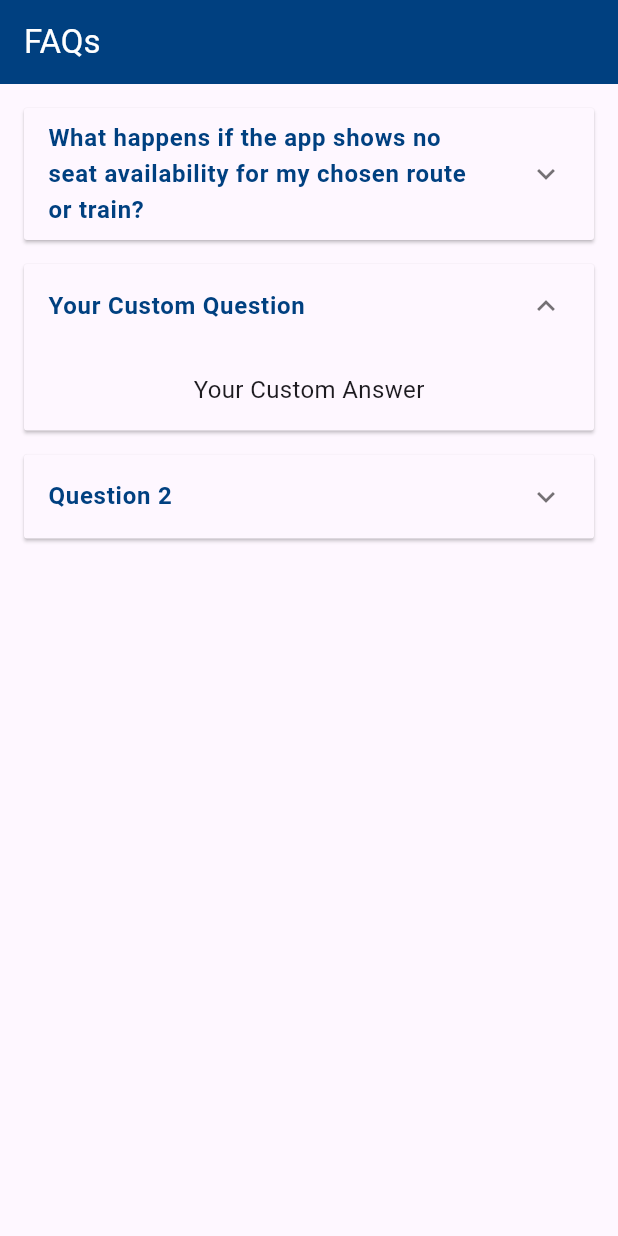
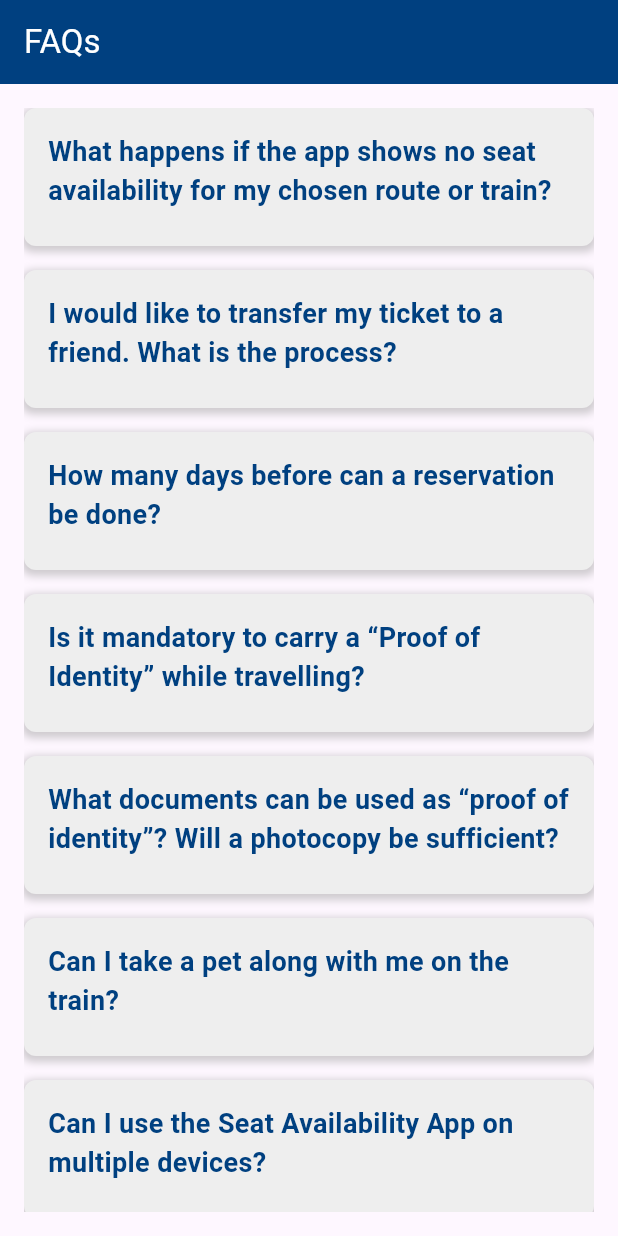
Before and after one commit to P-a-v-a-n-1/railmitra, a Flutter app: the FAQsPage screen opened directly, on a phone screen of 412 x 824 dp. Run offline on Flutter 3.47's test engine with Material 3 defaults, Android fonts, the light colour scheme and no system bars; our stand-ins replace cloud_firestore, firebase_auth, firebase_core; accounts and stored records are empty.

Commit message:
added the faqs
added the faqs properlh

```diff
--- a/lib/FAQsPage.dart
+++ b/lib/FAQsPage.dart
@@ -17,37 +17,55 @@ class _FAQsPageState extends State<FAQsPage> {
       body: Padding(
         padding: const EdgeInsets.all(16.0),
         child: SingleChildScrollView(
-          child: ExpansionPanelList(
-            elevation: 1,
-            expandedHeaderPadding: EdgeInsets.all(0),
-            children: _data.map<ExpansionPanel>((Item item) {
-              return ExpansionPanel(
-                headerBuilder: (BuildContext context, bool isExpanded) {
-                  return ListTile(
-                    title: Text(
-                      item.question,
-                      style: TextStyle(
-                        fontWeight: FontWeight.bold,
-                        color: Color(0xFF004080),
+          child: Column(
+            crossAxisAlignment: CrossAxisAlignment.stretch,
+            children: _data.map<Widget>((Item item) {
+              return GestureDetector(
+                onTap: () {
+                  setState(() {
+                    item.isExpanded = !item.isExpanded;
+                  });
+                },
+                child: Container(
+                  margin: EdgeInsets.only(bottom: 16.0),
+                  decoration: BoxDecoration(
+                    color: Colors.grey[200],
+                    borderRadius: BorderRadius.circular(8.0),
+                    boxShadow: [
+                      BoxShadow(
+                        color: Colors.grey.withOpacity(0.5),
+                        spreadRadius: 2,
+                        blurRadius: 4,
+                        offset: Offset(0, 2),
                       ),
+                    ],
+                  ),
+                  child: Padding(
+                    padding: const EdgeInsets.all(16.0),
+                    child: Column(
+                      crossAxisAlignment: CrossAxisAlignment.start,
+                      children: [
+                        Text(
+                          item.question,
+                          style: TextStyle(
+                            fontWeight: FontWeight.bold,
+                            color: Color(0xFF004080),
+                            fontSize: 18.0,
+                          ),
+                        ),
+                        SizedBox(height: 8.0),
+                        if (item.isExpanded)
+                          Text(
+                            item.answer,
+                            style: TextStyle(fontSize: 16),
+                            textAlign: TextAlign.justify,
+                          ),
+                      ],
                     ),
-                  );
-                },
-                body: Padding(
-                  padding: const EdgeInsets.all(16.0),
-                  child: Text(
-                    item.answer,
-                    style: TextStyle(fontSize: 16),
                   ),
                 ),
-                isExpanded: item.isExpanded,
               );
             }).toList(),
-            expansionCallback: (int index, bool isExpanded) {
-              setState(() {
-                _data[index].isExpanded = !isExpanded;
-              });
-            },
           ),
         ),
       ),
@@ -74,15 +92,57 @@ List<Item> generateItems() {
       answer: 'If there\'s no availability, consider trying alternative dates or trains. Seat availability is dynamic and can change based on demand.',
     ),
     Item(
-      question: 'Your Custom Question',
-      answer: 'Your Custom Answer',
-      isExpanded: true, // Set this to true if you want it to be initially expanded
+      question: 'I would like to transfer my ticket to a friend. What is the process?',
+      answer: 'The rail ticket can’t be transferred to a friend. It can be transferred to blood relations (including father, mother, brother, sister, son, daughter, husband or wife) only. For transfer of ticket, an application must be submitted at least 48 hrs to 24 hours in advance of the scheduled departure of the train to the division  office Assistant Commercial Manager  or Area officer.',
+
     ),
     Item(
-      question: 'Question 2',
-      answer: 'Answer 2',
+      question: 'How many days before can a reservation be done?',
+      answer: 'Both the online and offline mode of reservation starts 120 days before the date of journey.',
     ),
-    // Add more items as needed
+    Item(
+      question: 'Is it mandatory to carry a “Proof of Identity” while travelling?',
+      answer: 'Yes, it is mandatory to carry a “Proof of Identity” while travelling in reserved class. ',
+    ),
+    Item(
+      question: 'What documents can be used as “proof of identity”? Will a photocopy be sufficient?',
+      answer: 'The following shall be accepted as proof of identity:\n'
+          '- Voter Photo identity card issued by Election Commission of India.\n'
+          '- Passport.\n'
+          '- PAN Card issued by Income Tax Department\n'
+          '- Driving Licence issued by RTO\n'
+          '- Photo identity card having serial number issued by Central/State Government\n'
+          '- Student Identity Card with photograph issued by recognized School/College for their students\n'
+          '- Nationalized Bank Passbook with photograph\n'
+          '- Credit cards issued by banks with laminated photograph\n'
+          '- Unique Identification Card “Aadhaar”.\n'
+          '- Photo identity cards having serial number issued by Public Sector Undertaking of State/Central Government, District Administration, Municipal bodies and Penchant Administration\n'
+          '- Only attested photocopy of ration card with photograph and nationalized bank passbook with photographs. No other Photocopy will be accepted.',
+    ),
+    Item(
+      question: 'Can I take a pet along with me on the train?',
+      answer: 'Yes, a passenger can take a pet along with him in AC First Class or First Class only, provided he/she reserves either a two-berth or a four-berth compartment exclusively for his/her use, paying the due charges depending upon the type of train. Passengers travelling in other classes are not permitted to carry the pet along with them. But the pet can be booked and carried in the Luggage/Brake Van paying the charges depending upon the type of train. Specially designed Boxes are available in the Brake Van for this purpose. Passengers may contact the Parcel Office to book their pet.',
+    ),
+    Item(
+      question: 'Can I use the Seat Availability App on multiple devices?',
+      answer: 'Yes, you can access the app on multiple devices. Just log in using your credentials, and your account information will be synchronized.',
+    ),
+    Item(
+      question: 'Can I share my feedback anonymously?',
+      answer: 'Yes, you have the option to provide feedback anonymously if you prefer not to disclose your identity.',
+    ),
+    Item(
+      question: 'What if I encounter technical issues or errors while using the app?',
+      answer: 'In case of technical issues, please reach out to our support team through the provided contact options. We\'ll be happy to assist you.',
+    ),
+    Item(
+      question: 'Is my personal information secure on the Seat Availability App?',
+      answer: 'Yes, we prioritize user privacy. Our app employs robust security measures to safeguard your personal information.',
+    ),
+    Item(
+      question: 'Is it possible to check seat availability using a specific train number?',
+      answer: 'Absolutely! Just go to the seat availability section, provide the train number, and submit to get detailed seat availability for that train.',
+    ),
   ];
 }
 
```
